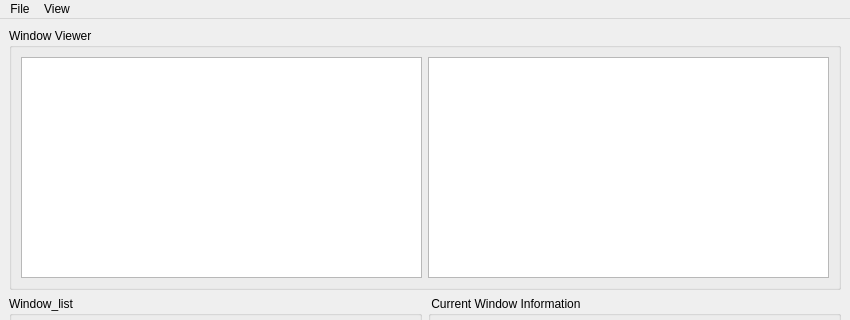
This is untitled.ui in GP-Lab/PyWindow as Qt 5 draws it before an edit; both pictures show x 0 to 850 and y 0 to 320 of the 850 by 589 pixel window. The edited form follows.
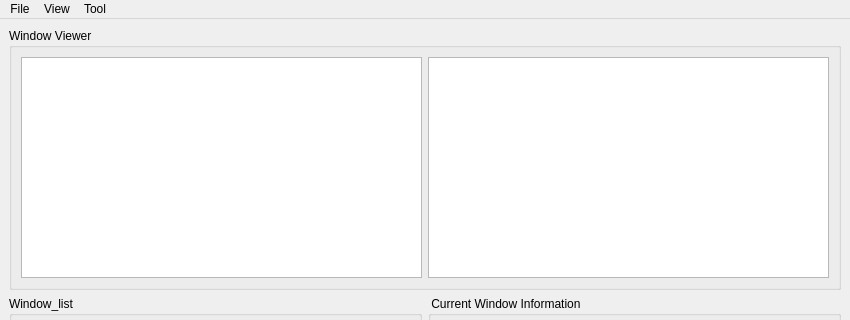
This is the edited form.

```diff
--- a/untitled.ui
+++ b/untitled.ui
@@ -270,8 +270,15 @@
     <addaction name="separator"/>
     <addaction name="actionAnalyse_Parameter"/>
    </widget>
+   <widget class="QMenu" name="menuTool">
+    <property name="title">
+     <string>Tool</string>
+    </property>
+    <addaction name="actionFull_View"/>
+   </widget>
    <addaction name="menuFile"/>
    <addaction name="menuView"/>
+   <addaction name="menuTool"/>
   </widget>
   <widget class="QStatusBar" name="statusbar"/>
   <action name="actionTime_Domain">
```
Left out of the diff: 12 changed lines with no effect on the pictures.
